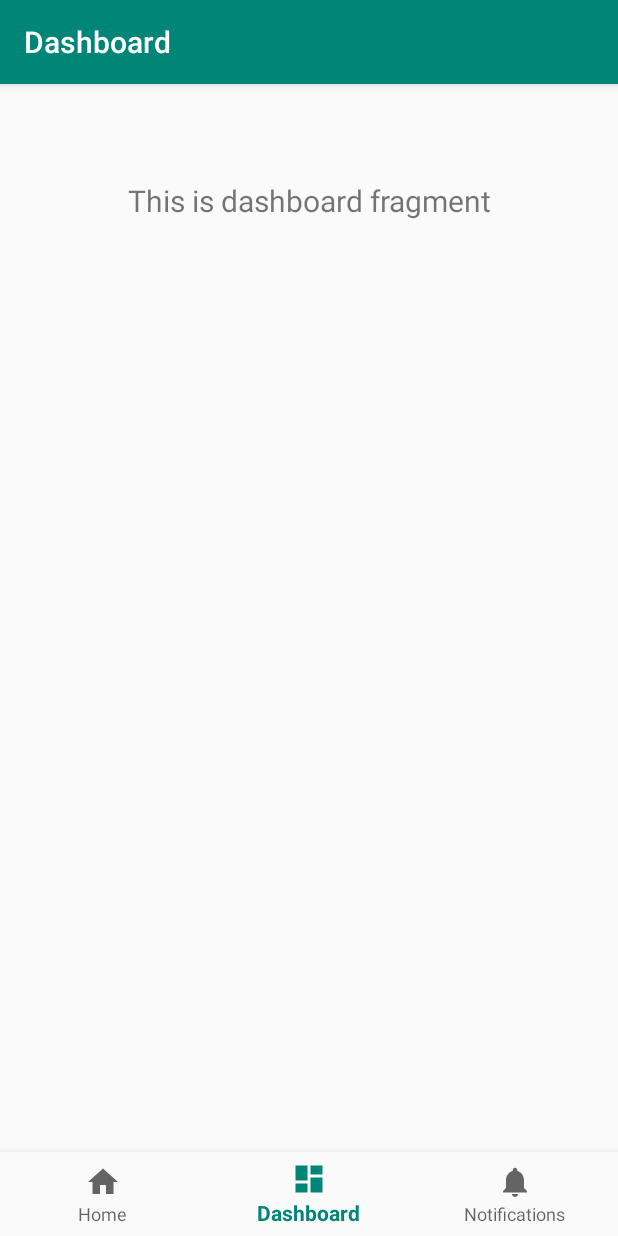
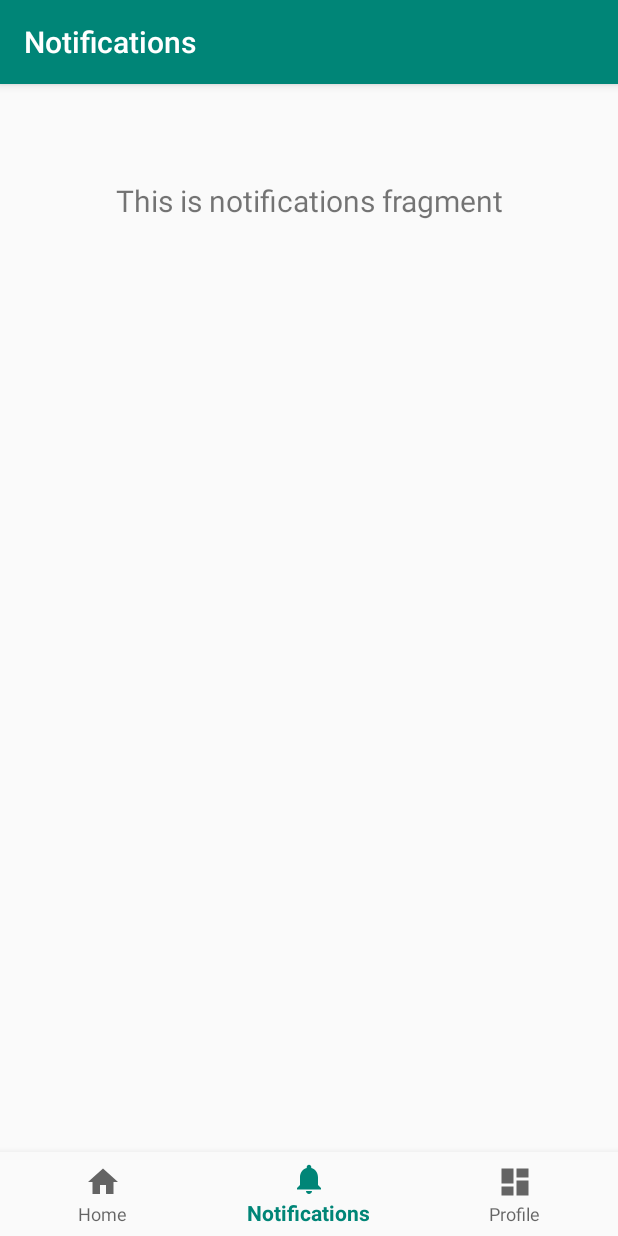
Before and after one commit to hyunminch/snu-mcaa-project-app, an Android app: the screen it shows after launch (MainActivity), item 2 of the bottom bar chosen, on a phone screen of 412 x 824 dp. Run offline under Robolectric (Android 15) with nearby library versions, the phone set to English and light mode, and no system bars; our stand-ins replace navigation-ui.

Commit message:
Remove dashboard and add profile to tab

```diff
--- a/app/src/main/AndroidManifest.xml
+++ b/app/src/main/AndroidManifest.xml
@@ -1,6 +1,6 @@
 <?xml version="1.0" encoding="utf-8"?>
 <manifest xmlns:android="http://schemas.android.com/apk/res/android"
-    package="io.github.hyunminch">
+    package="io.github.snumcaa">
 
     <application
         android:allowBackup="true"
@@ -10,7 +10,7 @@
         android:supportsRtl="true"
         android:theme="@style/AppTheme">
         <activity
-            android:name=".MainActivity"
+            android:name="io.github.snumcaa.MainActivity"
             android:label="@string/app_name">
             <intent-filter>
                 <action android:name="android.intent.action.MAIN" />
--- a/app/src/main/java/io/github/hyunminch/ui/home/HomeFragment.java
+++ /dev/null
@@ -1,35 +0,0 @@
-package io.github.hyunminch.ui.home;
-
-import android.os.Bundle;
-import android.view.LayoutInflater;
-import android.view.View;
-import android.view.ViewGroup;
-import android.widget.TextView;
-
-import androidx.annotation.Nullable;
-import androidx.annotation.NonNull;
-import androidx.fragment.app.Fragment;
-import androidx.lifecycle.Observer;
-import androidx.lifecycle.ViewModelProviders;
-
-import io.github.hyunminch.R;
-
-public class HomeFragment extends Fragment {
-
-    private HomeViewModel homeViewModel;
-
-    public View onCreateView(@NonNull LayoutInflater inflater,
-                             ViewGroup container, Bundle savedInstanceState) {
-        homeViewModel =
-                ViewModelProviders.of(this).get(HomeViewModel.class);
-        View root = inflater.inflate(R.layout.fragment_home, container, false);
-        final TextView textView = root.findViewById(R.id.text_home);
-        homeViewModel.getText().observe(this, new Observer<String>() {
-            @Override
-            public void onChanged(@Nullable String s) {
-                textView.setText(s);
-            }
-        });
-        return root;
-    }
-}
--- a/app/src/main/java/io/github/hyunminch/MainActivity.java
+++ b/app/src/main/java/io/github/snumcaa/MainActivity.java
@@ -1,4 +1,4 @@
-package io.github.hyunminch;
+package io.github.snumcaa;
 
 import android.os.Bundle;
 
@@ -11,7 +11,6 @@ import androidx.navigation.ui.AppBarConfiguration;
 import androidx.navigation.ui.NavigationUI;
 
 public class MainActivity extends AppCompatActivity {
-
     @Override
     protected void onCreate(Bundle savedInstanceState) {
         super.onCreate(savedInstanceState);
@@ -20,11 +19,10 @@ public class MainActivity extends AppCompatActivity {
         // Passing each menu ID as a set of Ids because each
         // menu should be considered as top level destinations.
         AppBarConfiguration appBarConfiguration = new AppBarConfiguration.Builder(
-                R.id.navigation_home, R.id.navigation_dashboard, R.id.navigation_notifications)
+                R.id.navigation_home, R.id.navigation_profile, R.id.navigation_notifications)
                 .build();
         NavController navController = Navigation.findNavController(this, R.id.nav_host_fragment);
         NavigationUI.setupActionBarWithNavController(this, navController, appBarConfiguration);
         NavigationUI.setupWithNavController(navView, navController);
     }
-
 }
--- a/app/src/main/java/io/github/hyunminch/ui/notifications/NotificationsFragment.java
+++ b/app/src/main/java/io/github/snumcaa/ui/home/HomeFragment.java
@@ -1,4 +1,4 @@
-package io.github.hyunminch.ui.notifications;
+package io.github.snumcaa.ui.home;
 
 import android.os.Bundle;
 import android.view.LayoutInflater;
@@ -12,19 +12,19 @@ import androidx.fragment.app.Fragment;
 import androidx.lifecycle.Observer;
 import androidx.lifecycle.ViewModelProviders;
 
-import io.github.hyunminch.R;
+import io.github.snumcaa.R;
 
-public class NotificationsFragment extends Fragment {
+public class HomeFragment extends Fragment {
 
-    private NotificationsViewModel notificationsViewModel;
+    private HomeViewModel homeViewModel;
 
     public View onCreateView(@NonNull LayoutInflater inflater,
                              ViewGroup container, Bundle savedInstanceState) {
-        notificationsViewModel =
-                ViewModelProviders.of(this).get(NotificationsViewModel.class);
-        View root = inflater.inflate(R.layout.fragment_notifications, container, false);
-        final TextView textView = root.findViewById(R.id.text_notifications);
-        notificationsViewModel.getText().observe(this, new Observer<String>() {
+        homeViewModel =
+                ViewModelProviders.of(this).get(HomeViewModel.class);
+        View root = inflater.inflate(R.layout.fragment_home, container, false);
+        final TextView textView = root.findViewById(R.id.text_home);
+        homeViewModel.getText().observe(this, new Observer<String>() {
             @Override
             public void onChanged(@Nullable String s) {
                 textView.setText(s);
--- a/app/src/main/java/io/github/hyunminch/ui/dashboard/DashboardViewModel.java
+++ b/app/src/main/java/io/github/snumcaa/ui/home/HomeViewModel.java
@@ -1,16 +1,16 @@
-package io.github.hyunminch.ui.dashboard;
+package io.github.snumcaa.ui.home;
 
 import androidx.lifecycle.LiveData;
 import androidx.lifecycle.MutableLiveData;
 import androidx.lifecycle.ViewModel;
 
-public class DashboardViewModel extends ViewModel {
+public class HomeViewModel extends ViewModel {
 
     private MutableLiveData<String> mText;
 
-    public DashboardViewModel() {
+    public HomeViewModel() {
         mText = new MutableLiveData<>();
-        mText.setValue("This is dashboard fragment");
+        mText.setValue("This is home fragment");
     }
 
     public LiveData<String> getText() {
--- a/app/src/main/java/io/github/hyunminch/ui/dashboard/DashboardFragment.java
+++ b/app/src/main/java/io/github/snumcaa/ui/notifications/NotificationsFragment.java
@@ -1,4 +1,4 @@
-package io.github.hyunminch.ui.dashboard;
+package io.github.snumcaa.ui.notifications;
 
 import android.os.Bundle;
 import android.view.LayoutInflater;
@@ -12,19 +12,19 @@ import androidx.fragment.app.Fragment;
 import androidx.lifecycle.Observer;
 import androidx.lifecycle.ViewModelProviders;
 
-import io.github.hyunminch.R;
+import io.github.snumcaa.R;
 
-public class DashboardFragment extends Fragment {
+public class NotificationsFragment extends Fragment {
 
-    private DashboardViewModel dashboardViewModel;
+    private NotificationsViewModel notificationsViewModel;
 
     public View onCreateView(@NonNull LayoutInflater inflater,
                              ViewGroup container, Bundle savedInstanceState) {
-        dashboardViewModel =
-                ViewModelProviders.of(this).get(DashboardViewModel.class);
-        View root = inflater.inflate(R.layout.fragment_dashboard, container, false);
-        final TextView textView = root.findViewById(R.id.text_dashboard);
-        dashboardViewModel.getText().observe(this, new Observer<String>() {
+        notificationsViewModel =
+                ViewModelProviders.of(this).get(NotificationsViewModel.class);
+        View root = inflater.inflate(R.layout.fragment_notifications, container, false);
+        final TextView textView = root.findViewById(R.id.text_notifications);
+        notificationsViewModel.getText().observe(this, new Observer<String>() {
             @Override
             public void onChanged(@Nullable String s) {
                 textView.setText(s);
--- a/app/src/main/java/io/github/hyunminch/ui/home/HomeViewModel.java
+++ b/app/src/main/java/io/github/snumcaa/ui/notifications/NotificationsViewModel.java
@@ -1,16 +1,16 @@
-package io.github.hyunminch.ui.home;
+package io.github.snumcaa.ui.notifications;
 
 import androidx.lifecycle.LiveData;
 import androidx.lifecycle.MutableLiveData;
 import androidx.lifecycle.ViewModel;
 
-public class HomeViewModel extends ViewModel {
+public class NotificationsViewModel extends ViewModel {
 
     private MutableLiveData<String> mText;
 
-    public HomeViewModel() {
+    public NotificationsViewModel() {
         mText = new MutableLiveData<>();
-        mText.setValue("This is home fragment");
+        mText.setValue("This is notifications fragment");
     }
 
     public LiveData<String> getText() {
--- /dev/null
+++ b/app/src/main/java/io/github/snumcaa/ui/profile/ProfileViewModel.java
@@ -0,0 +1,5 @@
+package io.github.snumcaa.ui.profile;
+
+import androidx.lifecycle.ViewModel;
+
+public class ProfileViewModel extends ViewModel {}
--- a/app/src/main/res/layout/fragment_dashboard.xml
+++ /dev/null
@@ -1,19 +0,0 @@
-<?xml version="1.0" encoding="utf-8"?>
-<androidx.constraintlayout.widget.ConstraintLayout xmlns:android="http://schemas.android.com/apk/res/android"
-    xmlns:app="http://schemas.android.com/apk/res-auto"
-    android:layout_width="match_parent"
-    android:layout_height="match_parent">
-
-    <TextView
-        android:id="@+id/text_dashboard"
-        android:layout_width="match_parent"
-        android:layout_height="wrap_content"
-        android:layout_marginStart="8dp"
-        android:layout_marginTop="8dp"
-        android:layout_marginEnd="8dp"
-        android:textAlignment="center"
-        android:textSize="20sp"
-        app:layout_constraintEnd_toEndOf="parent"
-        app:layout_constraintStart_toStartOf="parent"
-        app:layout_constraintTop_toTopOf="parent" />
-</androidx.constraintlayout.widget.ConstraintLayout>
--- /dev/null
+++ b/app/src/main/res/layout/fragment_profile.xml
@@ -0,0 +1,6 @@
+<?xml version="1.0" encoding="utf-8"?>
+<LinearLayout xmlns:android="http://schemas.android.com/apk/res/android"
+    android:orientation="vertical" android:layout_width="match_parent"
+    android:layout_height="match_parent">
+
+</LinearLayout>
--- a/app/src/main/res/menu/bottom_nav_menu.xml
+++ b/app/src/main/res/menu/bottom_nav_menu.xml
@@ -7,13 +7,13 @@
         android:title="@string/title_home" />
 
     <item
-        android:id="@+id/navigation_dashboard"
-        android:icon="@drawable/ic_dashboard_black_24dp"
-        android:title="@string/title_dashboard" />
-
-    <item
         android:id="@+id/navigation_notifications"
         android:icon="@drawable/ic_notifications_black_24dp"
         android:title="@string/title_notifications" />
 
+    <item
+        android:id="@+id/navigation_profile"
+        android:icon="@drawable/ic_dashboard_black_24dp"
+        android:title="@string/title_profile" />
+
 </menu>
--- a/app/src/main/res/navigation/mobile_navigation.xml
+++ b/app/src/main/res/navigation/mobile_navigation.xml
@@ -7,19 +7,19 @@
 
     <fragment
         android:id="@+id/navigation_home"
-        android:name="io.github.hyunminch.ui.home.HomeFragment"
+        android:name="io.github.snumcaa.ui.home.HomeFragment"
         android:label="@string/title_home"
         tools:layout="@layout/fragment_home" />
 
     <fragment
-        android:id="@+id/navigation_dashboard"
-        android:name="io.github.hyunminch.ui.dashboard.DashboardFragment"
-        android:label="@string/title_dashboard"
-        tools:layout="@layout/fragment_dashboard" />
+        android:id="@+id/navigation_notifications"
+        android:name="io.github.snumcaa.ui.notifications.NotificationsFragment"
+        android:label="@string/title_notifications"
+        tools:layout="@layout/fragment_notifications" />
 
     <fragment
-        android:id="@+id/navigation_notifications"
-        android:name="io.github.hyunminch.ui.notifications.NotificationsFragment"
-        android:label="@string/title_notifications"
-        tools:layout="@layout/fragment_notifications" />
+        android:id="@+id/navigation_profile"
+        android:name="io.github.snumcaa.ui.profile.ProfileFragment"
+        android:label="@string/title_profile"
+        tools:layout="@layout/fragment_profile" />
 </navigation>
--- a/app/src/main/res/values/strings.xml
+++ b/app/src/main/res/values/strings.xml
@@ -1,6 +1,6 @@
 <resources>
     <string name="app_name">videosharex</string>
     <string name="title_home">Home</string>
-    <string name="title_dashboard">Dashboard</string>
+    <string name="title_profile">Profile</string>
     <string name="title_notifications">Notifications</string>
 </resources>
```
Also changed, not shown: app/src/main/java/io/github/hyunminch/ui/notifications/NotificationsViewModel.java (deleted, +0 -19 lines), app/src/main/java/io/github/snumcaa/ui/profile/ProfileFragment.java (added, +27 -0 lines), 4 other files.
